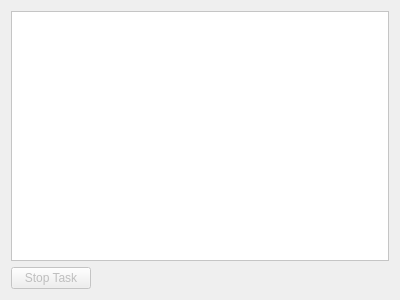
Intellique/client, file src/gui/jobwidget.ui: the form before one commit.
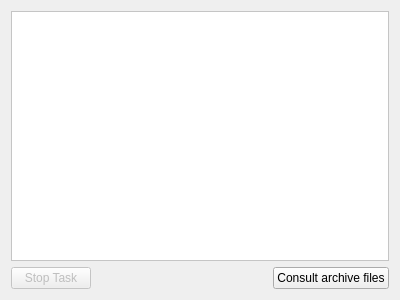
The form after the commit. Icons and pictures are not drawn.

Commit message: Bug fix : create archive

```diff
--- a/src/gui/jobwidget.ui
+++ b/src/gui/jobwidget.ui
@@ -70,6 +70,16 @@
        </property>
       </spacer>
      </item>
+     <item>
+      <widget class="QPushButton" name="pshBttnWeb">
+       <property name="text">
+        <string>Consult archive files</string>
+       </property>
+       <property name="icon">
+        <iconset theme="view-dual-symbolic"/>
+       </property>
+      </widget>
+     </item>
     </layout>
    </item>
   </layout>
```
The commit also changes 8 other files.
